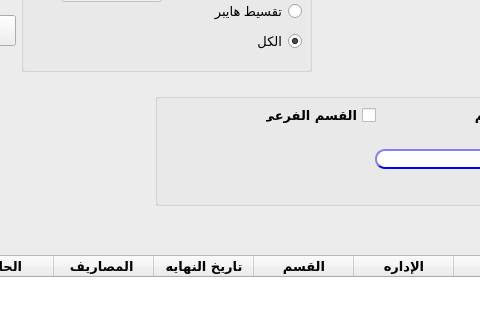
The window that presentation/reports_ui/installment.ui (shymaa123456/HyperPOS2020) describes before a commit, drawn with Qt 5; both pictures show x 95 to 575 and y 85 to 405 of the 1100 by 717 pixel window.
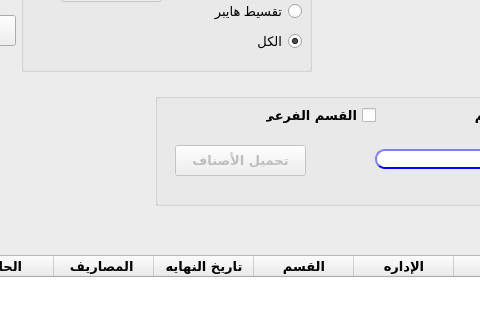
The same window after the commit.

Commit message: installment report

Diff of the .ui file:
```diff
--- a/presentation/reports_ui/installment.ui
+++ b/presentation/reports_ui/installment.ui
@@ -605,6 +605,47 @@
       <string>الباركود</string>
      </property>
     </widget>
+    <widget class="QPushButton" name="Qbtn_loadItems">
+     <property name="enabled">
+      <bool>false</bool>
+     </property>
+     <property name="geometry">
+      <rect>
+       <x>20</x>
+       <y>70</y>
+       <width>131</width>
+       <height>31</height>
+      </rect>
+     </property>
+     <property name="styleSheet">
+      <string notr="true"/>
+     </property>
+     <property name="text">
+      <string>تحميل الأصناف</string>
+     </property>
+     <property name="autoRepeat">
+      <bool>false</bool>
+     </property>
+     <property name="default">
+      <bool>false</bool>
+     </property>
+     <property name="flat">
+      <bool>false</bool>
+     </property>
+    </widget>
+    <widget class="QLabel" name="Qlab_msg">
+     <property name="geometry">
+      <rect>
+       <x>30</x>
+       <y>110</y>
+       <width>311</width>
+       <height>16</height>
+      </rect>
+     </property>
+     <property name="text">
+      <string/>
+     </property>
+    </widget>
    </widget>
    <widget class="QPushButton" name="Qbtn_search">
     <property name="enabled">
```
The commit also changes 1 other file.
